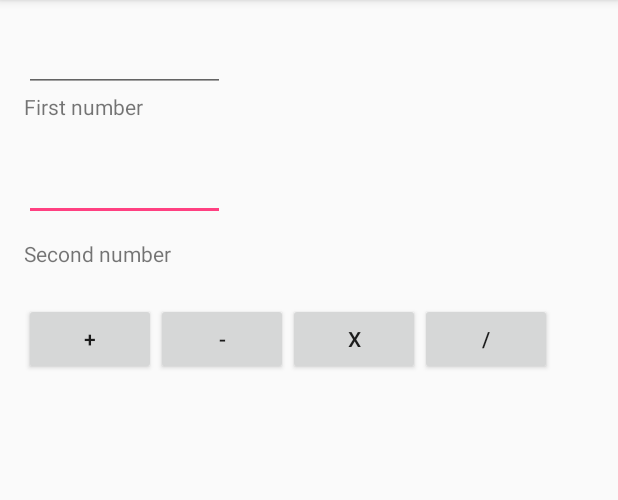
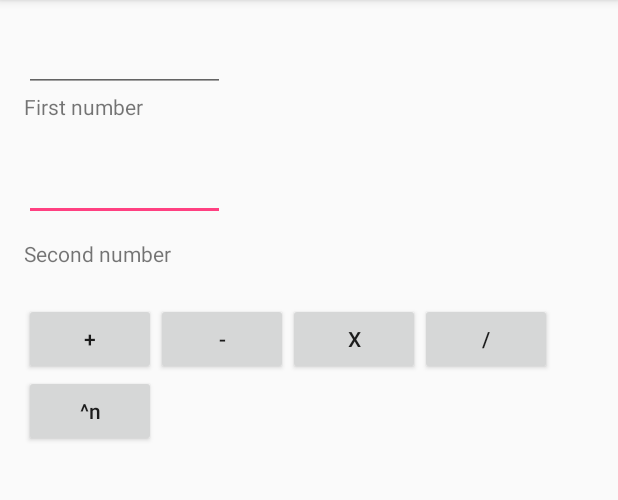
Before and after one commit to piotrdylag/Prosty_Kalkulator, an Android app: the screen it shows after launch (MainActivity), on a phone screen of 412 x 824 dp, the part 84-584 px from its top. Run offline under Robolectric (Android 15) with nearby library versions, the phone set to English and light mode, and no system bars.

Commit message:
adding power

```diff
--- a/app/src/main/java/com/dylag/piotr/kalkulator_2/MainActivity.java
+++ b/app/src/main/java/com/dylag/piotr/kalkulator_2/MainActivity.java
@@ -7,9 +7,11 @@ import android.widget.Button;
 import android.widget.EditText;
 import android.widget.TextView;
 
+
 public class MainActivity extends AppCompatActivity implements View.OnClickListener {
 
-    private Button btnAdd, btnsub, btndivide, btnmul;
+
+    private Button btnAdd, btnsub, btndivide, btnmul, btnpot;
     private TextView result;
     private EditText first, second;
 
@@ -29,15 +31,18 @@ public class MainActivity extends AppCompatActivity implements View.OnClickListe
         first = (EditText) findViewById(R.id.first);
         second = (EditText) findViewById(R.id.second);
         result = (TextView) findViewById(R.id.result);
+        btnpot = (Button) findViewById(R.id.btnpot);
 
 
         btnAdd.setOnClickListener(this);
         btnsub.setOnClickListener(this);
         btndivide.setOnClickListener(this);
         btnmul.setOnClickListener(this);
+        btnpot.setOnClickListener(this);
 
 
     }
+
 
     @Override
     public void onClick(View view) {
@@ -64,9 +69,15 @@ public class MainActivity extends AppCompatActivity implements View.OnClickListe
                 float multiply = Float.parseFloat(num2) * Float.parseFloat(num1);
                 result.setText(String.valueOf(multiply));
                 break;
-
+            case R.id.btnpot:
+                double powpow = Math.pow(num1,num2);
+                result.setText(String.valueOf(power));
+                break;
 
 
         }
     }
+
+
+
 }
--- a/app/src/main/res/layout/activity_main.xml
+++ b/app/src/main/res/layout/activity_main.xml
@@ -93,4 +93,13 @@
         android:layout_alignEnd="@+id/second"
         android:layout_alignParentStart="true" />
 
+    <Button
+        android:text="^n"
+        android:layout_width="wrap_content"
+        android:layout_height="wrap_content"
+        android:id="@+id/btnpot"
+        android:layout_below="@+id/btnsubstract"
+        android:layout_alignParentStart="true"
+        android:textAllCaps="false" />
+
 </RelativeLayout>
```
